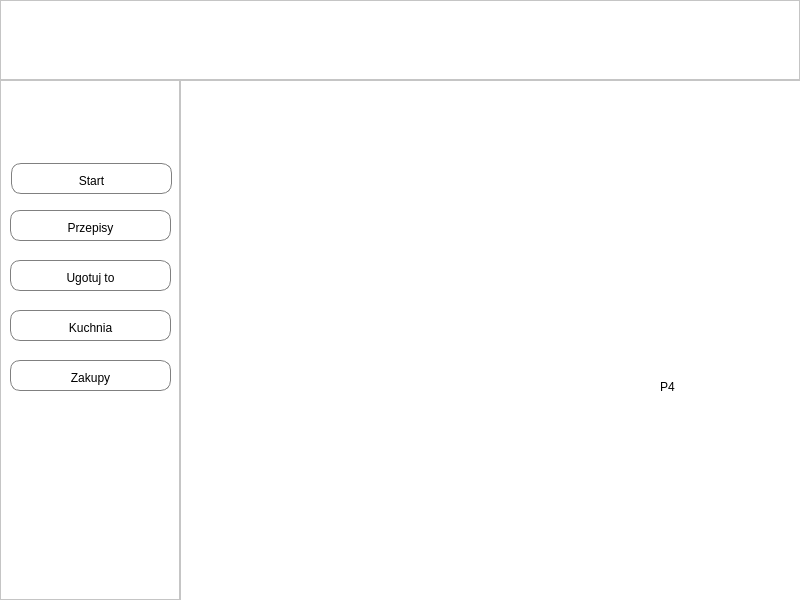
Above: FeedMe/mainwindow.ui from xzqvac/FeedMe before the change. Below: the same form after it.
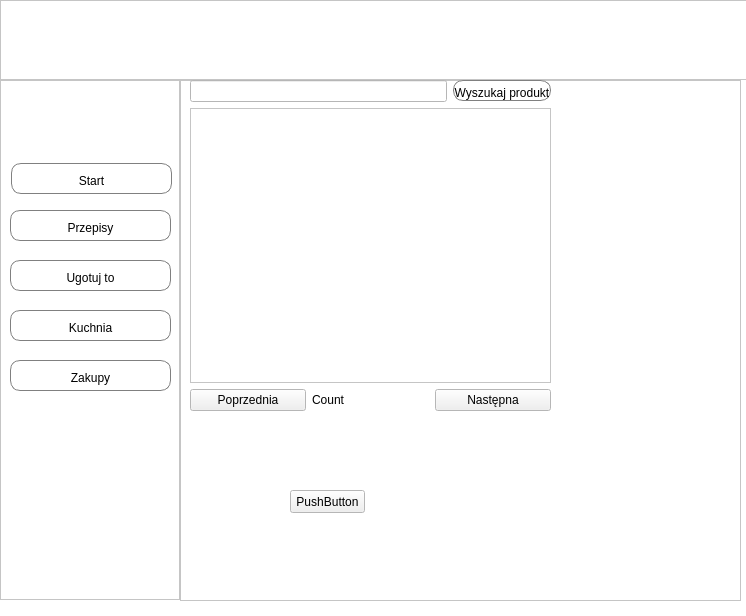
That is the form after the change. The open tabs and pages were chosen to show the change.

```diff
--- a/FeedMe/mainwindow.ui
+++ b/FeedMe/mainwindow.ui
@@ -6,8 +6,8 @@
    <rect>
     <x>0</x>
     <y>0</y>
-    <width>800</width>
-    <height>600</height>
+    <width>746</width>
+    <height>616</height>
    </rect>
   </property>
   <property name="palette">
@@ -276,7 +276,7 @@
      <rect>
       <x>180</x>
       <y>80</y>
-      <width>621</width>
+      <width>561</width>
       <height>521</height>
      </rect>
     </property>
@@ -297,8 +297,8 @@
       <rect>
        <x>0</x>
        <y>0</y>
-       <width>621</width>
-       <height>521</height>
+       <width>561</width>
+       <height>531</height>
       </rect>
      </property>
      <property name="currentIndex">
@@ -349,20 +349,92 @@
        </property>
       </widget>
      </widget>
-     <widget class="QWidget" name="page_4">
-      <widget class="QLabel" name="label_4">
+     <widget class="QWidget" name="Kitchen">
+      <widget class="QPushButton" name="pushButton">
        <property name="geometry">
         <rect>
-         <x>480</x>
-         <y>300</y>
-         <width>47</width>
-         <height>13</height>
+         <x>110</x>
+         <y>410</y>
+         <width>75</width>
+         <height>23</height>
         </rect>
        </property>
        <property name="text">
-        <string>P4</string>
+        <string>PushButton</string>
        </property>
       </widget>
+      <widget class="QWidget" name="">
+       <property name="geometry">
+        <rect>
+         <x>10</x>
+         <y>0</y>
+         <width>361</width>
+         <height>331</height>
+        </rect>
+       </property>
+       <layout class="QVBoxLayout" name="verticalLayout">
+        <item>
+         <layout class="QHBoxLayout" name="horizontalLayout">
+          <item>
+           <widget class="QLineEdit" name="lineEdit"/>
+          </item>
+          <item>
+           <widget class="QPushButton" name="btn_search_product">
+            <property name="styleSheet">
+             <string notr="true">QPushButton {
+	background-color: rgb(255,255,255);
+	border-style: solid;
+	border-color: grey;
+	border-width: 1px;
+	padding-top: 5px;
+	color: rgb(0, 0, 0);
+	border-radius: 10px;
+}
+QPushButton:hover {
+	background-color: rgb(255, 170, 0)
+}
+	
+	
+
+</string>
+            </property>
+            <property name="text">
+             <string>Wyszukaj produkt</string>
+            </property>
+           </widget>
+          </item>
+         </layout>
+        </item>
+        <item>
+         <widget class="QTableView" name="tableView"/>
+        </item>
+        <item>
+         <layout class="QHBoxLayout" name="horizontalLayout_2">
+          <item>
+           <widget class="QPushButton" name="btn_previous_page">
+            <property name="text">
+             <string>Poprzednia</string>
+            </property>
+           </widget>
+          </item>
+          <item>
+           <widget class="QLabel" name="lblCount">
+            <property name="text">
+             <string>Count</string>
+            </property>
+           </widget>
+          </item>
+          <item>
+           <widget class="QPushButton" name="btn_next_page">
+            <property name="text">
+             <string>Następna</string>
+            </property>
+           </widget>
+          </item>
+         </layout>
+        </item>
+       </layout>
+      </widget>
      </widget>
      <widget class="QWidget" name="page_5">
       <widget class="QLabel" name="label_5">
```
Left out of the diff: 15 changed lines with no effect on the pictures.
